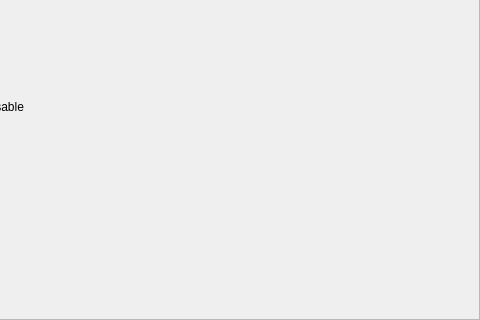
Old version of the form src/qt/forms/charitydialog.ui in the repository EverGreenCoinDev/EverGreenCoin; both pictures show x 489 to 969 and y 320 to 640 of the 969 by 640 pixel window.
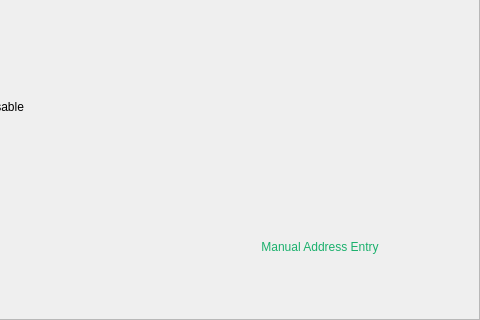
New version of the form. Icons and pictures are not drawn.

Commit message: Add image to be displayed for manual S4C entry. Charity dialog will always have some image displayed now, never an empty placeholder that looks bare.

The edit to the form file:
```diff
--- a/src/qt/forms/charitydialog.ui
+++ b/src/qt/forms/charitydialog.ui
@@ -176,11 +176,15 @@
             </property>
             <property name="font">
              <font>
-              <underline>true</underline>
+              <underline>false</underline>
+              <strikeout>false</strikeout>
              </font>
             </property>
+            <property name="styleSheet">
+             <string notr="true">QLabel {color:#1ab06c; text-decoration: none;}</string>
+            </property>
             <property name="text">
-             <string/>
+             <string>Manual Address Entry</string>
             </property>
             <property name="textFormat">
              <enum>Qt::RichText</enum>
```
Left out of the diff: 13 changed lines with no effect on the pictures. The commit also changes 3 other files.
